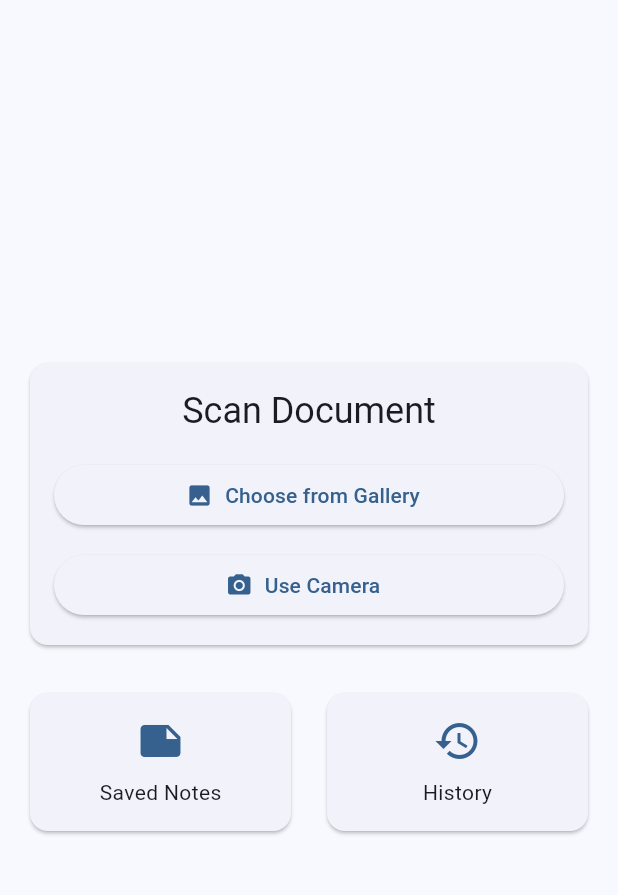
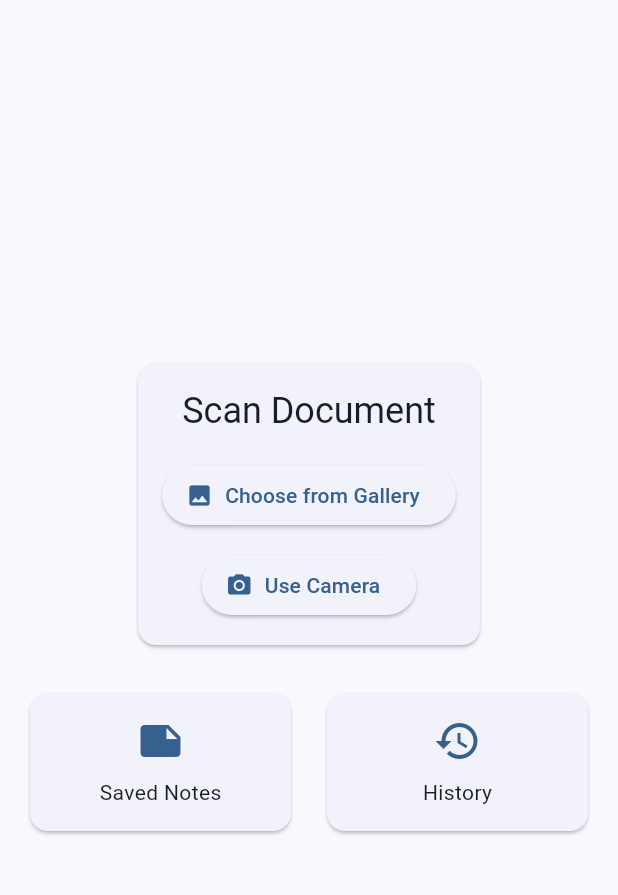
Before and after one commit to WhereMyRiceGo/DocuCapper, a Flutter app: the screen it shows after launch, on a phone screen of 412 x 824 dp, the part 63-958 px from its top. Run offline on Flutter 3.47's test engine with Material 3 defaults, Android fonts, the phone set to English and light mode, and no system bars; our stand-ins replace image_picker, share_plus, shared_preferences; missing offline and left inert: google_mlkit_text_recognition.

```diff
--- a/lib/screens/pick_image_screen.dart
+++ b/lib/screens/pick_image_screen.dart
@@ -85,22 +85,16 @@ class _PickImageScreenState extends State<PickImageScreen> {
                           style: Theme.of(context).textTheme.headlineSmall,
                         ),
                         const SizedBox(height: 16),
-                        SizedBox(
-                          width: double.infinity,
-                          child: ElevatedButton.icon(
+                        ElevatedButton.icon(
                           onPressed: pickImageFromGallery,
                           icon: const Icon(Icons.photo),
                           label: const Text("Choose from Gallery"),
                         ),
-                        ),
                         const SizedBox(height: 12),
-                        SizedBox(
-                          width: double.infinity,
-                          child: ElevatedButton.icon(
+                        ElevatedButton.icon(
                           onPressed: pickImageFromCamera,
                           icon: const Icon(Icons.camera_alt),
                           label: const Text("Use Camera"),
-                          ),
                         ),
                       ],
                     ),
--- a/pubspec.yaml
+++ b/pubspec.yaml
@@ -16,7 +16,7 @@ publish_to: 'none' # Remove this line if you wish to publish to pub.dev
 # https://developer.apple.com/library/archive/documentation/General/Reference/InfoPlistKeyReference/Articles/CoreFoundationKeys.html
 # In Windows, build-name is used as the major, minor, and patch parts
 # of the product and file versions while build-number is used as the build suffix.
-version: 1.0.0
+version: 1.0.0+3
 
 environment:
   sdk: ^3.10.1
```
Also changed, not shown: lib/screens/image_preview_screen.dart (+10 -10 lines), lib/screens/ocr_screen.dart (+8 -0 lines). Lines whose indentation alone changed are shown as unchanged.
